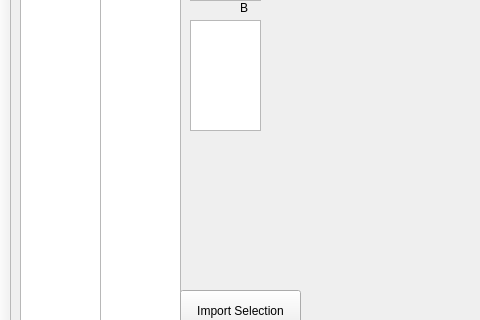
The window that ExperimentsSelectionWidget.ui (HocheggerLab/centrosome-tracking) describes before a commit, drawn with Qt 5; both pictures show x 140 to 620 and y 140 to 460 of the 939 by 821 pixel window.
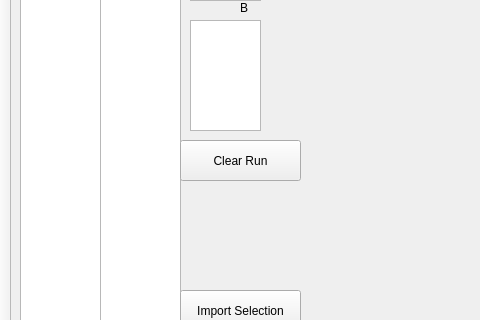
The same window after the commit. Custom widgets are drawn as their Qt base class.

Commit message: Several changes - Implements clear selection button for a run. - GUI doesn't plot interpolated data anymore.

Diff of the .ui file:
```diff
--- a/ExperimentsSelectionWidget.ui
+++ b/ExperimentsSelectionWidget.ui
@@ -226,6 +226,19 @@
     <string>Import Selection</string>
    </property>
   </widget>
+  <widget class="QPushButton" name="clearRunButton">
+   <property name="geometry">
+    <rect>
+     <x>320</x>
+     <y>280</y>
+     <width>121</width>
+     <height>41</height>
+    </rect>
+   </property>
+   <property name="text">
+    <string>Clear Run</string>
+   </property>
+  </widget>
  </widget>
  <customwidgets>
   <customwidget>
```
The commit also changes 3 other files.
